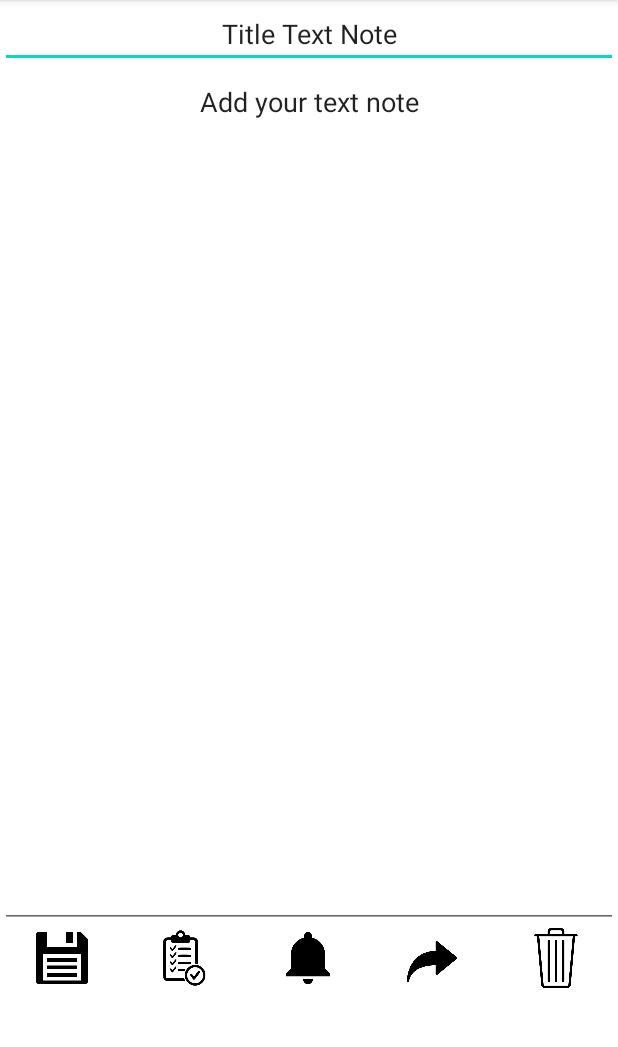
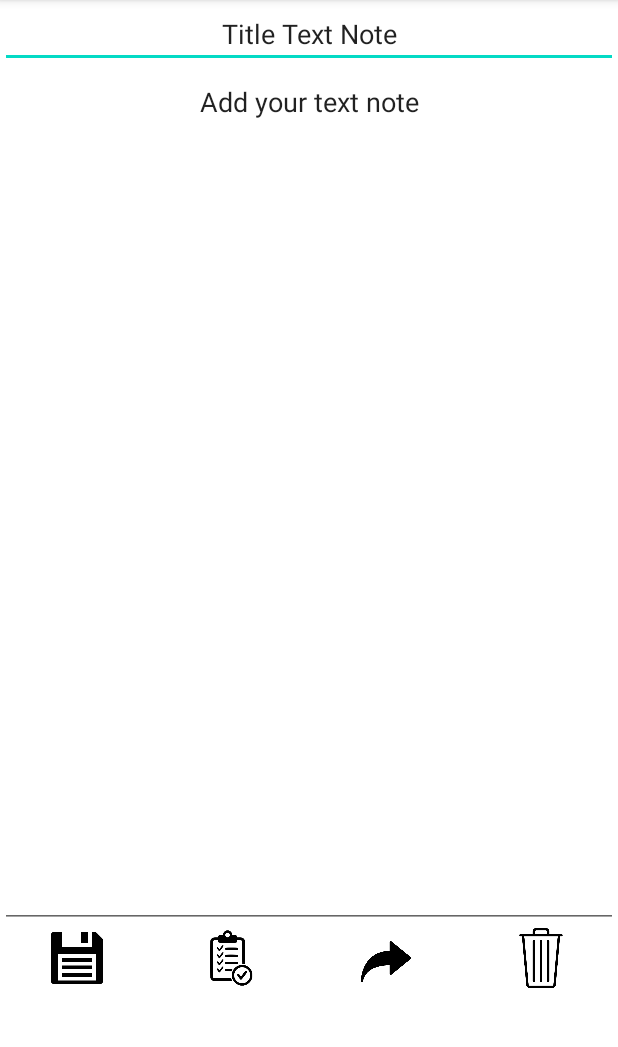
Before and after one commit to SergioFerrando/Unobliviate, an Android app: the TextNote screen opened directly, with no data from a screen before it, on a phone screen of 412 x 824 dp, the part 84-1131 px from its top. Run offline under Robolectric (Android 15) with nearby library versions, the phone set to English and light mode, and no system bars.

```diff
--- a/app/src/main/java/com/example/pis_entrega1/TextNote.java
+++ b/app/src/main/java/com/example/pis_entrega1/TextNote.java
@@ -4,17 +4,14 @@ import androidx.appcompat.app.AppCompatActivity;
 
 import android.content.Intent;
 import android.os.Bundle;
-import android.os.Parcelable;
 import android.util.Log;
 import android.view.View;
 import android.widget.EditText;
-import android.widget.TextView;
 
 import java.io.FileOutputStream;
 import java.text.DateFormat;
 import java.text.SimpleDateFormat;
 import java.util.Calendar;
-import java.util.Date;
 import java.util.Locale;
 
 public class TextNote extends AppCompatActivity implements View.OnClickListener{
@@ -30,7 +27,6 @@ public class TextNote extends AppCompatActivity implements View.OnClickListener{
         setContentView(R.layout.activity_text_note);
         findViewById(R.id.TextSaveButton).setOnClickListener(this);
         findViewById(R.id.TextCheckList).setOnClickListener(this);
-        findViewById(R.id.TextRememberButton).setOnClickListener(this);
         findViewById(R.id.TextShareButton).setOnClickListener(this);
         findViewById(R.id.TextDeleteButton).setOnClickListener(this);
         if (getIntent().getStringExtra("newTitleText") != null){
@@ -67,10 +63,6 @@ public class TextNote extends AppCompatActivity implements View.OnClickListener{
         intent.putExtra(Intent.EXTRA_SUBJECT, "Text Note");
         intent.putExtra(Intent.EXTRA_TEXT, shareBody);
         startActivity(Intent.createChooser(intent,"Share using... "));*/
-    }
-
-    public void goToRememberIntent(){
-
     }
 
     public void goToMainIntent(){
@@ -146,9 +138,6 @@ public class TextNote extends AppCompatActivity implements View.OnClickListener{
         if (R.id.TextCheckList == v.getId()){
             CheckList();
         }
-        if (R.id.TextRememberButton == v.getId()){
-            goToRememberIntent();
-        }
         if (R.id.TextShareButton == v.getId()){
             goToShareIntent();
         }
--- a/app/src/main/res/layout/activity_text_note.xml
+++ b/app/src/main/res/layout/activity_text_note.xml
@@ -60,17 +60,6 @@
                 app:srcCompat="@drawable/cl" />
 
             <ImageButton
-                android:id="@+id/TextRememberButton"
-                android:layout_width="40dp"
-                android:layout_height="40dp"
-                android:layout_weight="1"
-                android:adjustViewBounds="true"
-                android:background="#FFFFFF"
-                android:contentDescription="@string/remember_button"
-                android:scaleType="centerInside"
-                app:srcCompat="@drawable/campana" />
-
-            <ImageButton
                 android:id="@+id/TextShareButton"
                 android:layout_width="40dp"
                 android:layout_height="40dp"
```
Also changed, not shown: app/src/main/java/com/example/pis_entrega1/AudioRecorded.java (+0 -42 lines), app/src/main/java/com/example/pis_entrega1/PhotoTaken.java (+24 -22 lines), app/src/main/res/layout/activity_audio_recorded.xml (+0 -11 lines), app/src/main/res/layout/activity_photo_taken.xml (+0 -11 lines).
